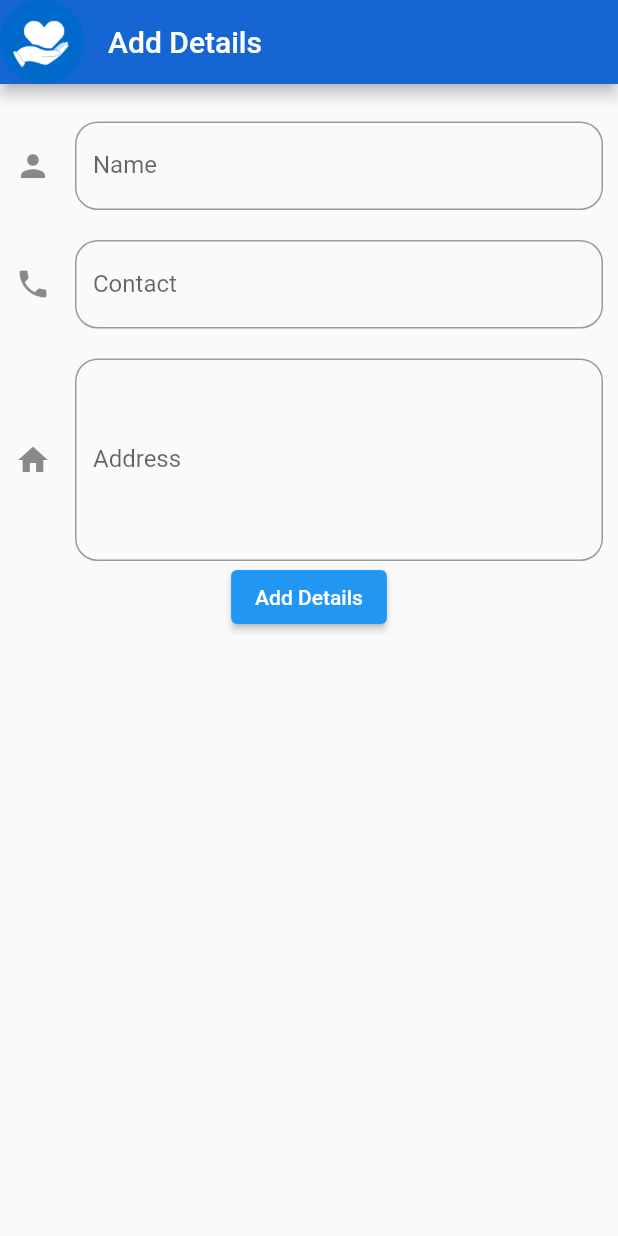
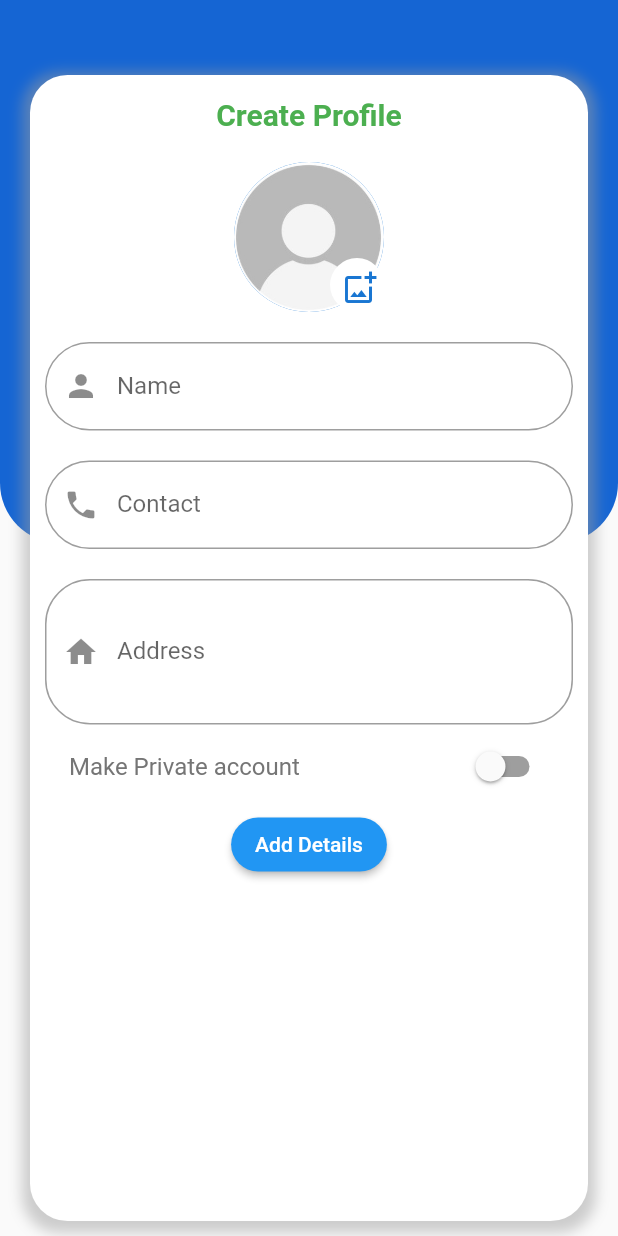
Before and after one commit to logesh-imf/Donate-Now_GoodsShare, a Flutter app: the AddUserDetails screen opened directly with empty values, on a phone screen of 412 x 824 dp. Run offline on Flutter 3.47's test engine with Material 2 defaults, Android fonts, the phone set to English and light mode, and no system bars; our stand-ins replace bubble_bottom_bar, cloud_firestore, firebase_auth, firebase_core, firebase_storage, font_awesome_flutter and 2 more; accounts and stored records are empty; network calls fail; statements that could not run were skipped.

Commit message:
Account created wirh profile image

```diff
--- a/donate_now/lib/AddUserDetails.dart
+++ b/donate_now/lib/AddUserDetails.dart
@@ -1,45 +1,122 @@
-import 'package:donate_now/firestore/User.dart';
+import 'dart:ui';
+import 'dart:io';
+import 'package:donate_now/firestore/NewUser.dart';
 import 'package:flutter/material.dart';
 import 'package:donate_now/Design.dart';
 import 'package:firebase_auth/firebase_auth.dart';
+import 'package:image_picker/image_picker.dart';
 
 class AddUserDetails extends StatefulWidget {
-  final Account acc;
-  const AddUserDetails({@required this.acc});
+  final NewUser newUser;
+  const AddUserDetails({@required this.newUser});
 
   @override
-  _AddUserDetailsState createState() => _AddUserDetailsState(acc);
+  _AddUserDetailsState createState() => _AddUserDetailsState(newUser);
 }
 
 class _AddUserDetailsState extends State<AddUserDetails> {
   String name, mobile, address;
+  bool isPrivate = false;
+  bool isLoading = false;
   final _formKey = GlobalKey<FormState>();
-  Account acc;
-  _AddUserDetailsState(this.acc);
+  File imageFile;
+  NewUser newUser;
+  _AddUserDetailsState(this.newUser);
 
   final user = FirebaseAuth.instance.currentUser;
+
+  final picker = ImagePicker();
+
+  Future pickImage() async {
+    final pickedFile = await picker.getImage(source: ImageSource.gallery);
+
+    setState(() {
+      imageFile = File(pickedFile.path);
+    });
+  }
+
+  void setLoad(bool val) {
+    setState(() {
+      isLoading = val;
+    });
+  }
 
   @override
   Widget build(BuildContext context) {
     return Scaffold(
-      appBar: AppBar(
-        backgroundColor: Design.backgroundColor,
-        title: Text('Add Details'),
-        leading: Image(
-          image: AssetImage('images/donate_logo.png'),
-          height: 10,
-          width: 10,
+      body: SingleChildScrollView(
+        child: Stack(children: [
+          Container(
+            width: MediaQuery.of(context).size.width,
+            height: MediaQuery.of(context).size.height / 2 - 50,
+            decoration: BoxDecoration(
+                borderRadius: BorderRadius.only(
+                    bottomLeft: Radius.circular(40),
+                    bottomRight: Radius.circular(40)),
+                color: Design.backgroundColor),
           ),
+          Container(
+            margin: EdgeInsets.only(left: 20, right: 20, top: 50),
+            // width: MediaQuery.of(context).size.width - 30,
+            height: MediaQuery.of(context).size.height - 60,
+            decoration: BoxDecoration(
+                borderRadius: BorderRadius.circular(25),
+                boxShadow: [
+                  BoxShadow(
+                    color: Colors.grey.withOpacity(0.5),
+                    spreadRadius: 5,
+                    blurRadius: 7,
+                    offset: Offset(0, 3),
                   ),
-      body: Form(
+                ],
+                color: Colors.white),
+            child: Form(
               key: _formKey,
               child: SingleChildScrollView(
                 child: Container(
-            padding: EdgeInsets.only(left: 10, right: 10, top: 25),
+                  padding: EdgeInsets.only(left: 10, right: 10, top: 15),
                   child: Column(
                     children: [
+                      Center(
+                        child: Text(
+                          'Create Profile',
+                          style: TextStyle(
+                              fontWeight: FontWeight.bold,
+                              fontSize: 20,
+                              color: Colors.green),
+                        ),
+                      ),
+                      SizedBox(
+                        height: 20,
+                      ),
+                      CircleAvatar(
+                        radius: 50,
+                        backgroundImage: (imageFile == null)
+                            ? AssetImage('images/avatar.jpg')
+                            : FileImage(imageFile),
+                        child: Stack(
+                          children: [
+                            Align(
+                              alignment: Alignment.bottomRight,
+                              child: CircleAvatar(
+                                radius: 18,
+                                backgroundColor: Colors.white,
+                                child: IconButton(
+                                  icon:
+                                      Icon(Icons.add_photo_alternate_outlined),
+                                  onPressed: pickImage,
+                                ),
+                              ),
+                            )
+                          ],
+                        ),
+                      ),
+                      SizedBox(
+                        height: 20,
+                      ),
                       TextFormField(
-                  decoration: DesignTextBox('Name', Icons.person),
+                        decoration: DesignTextBox(
+                            'Name', 'Enter your Name', Icons.person),
                         validator: (val) {
                           if (val.isEmpty) return "Name should not be empty";
                           return null;
@@ -52,10 +129,11 @@ class _AddUserDetailsState extends State<AddUserDetails> {
                         height: 20,
                       ),
                       TextFormField(
-                  decoration: DesignTextBox('Contact', Icons.phone),
+                        decoration: DesignTextBox('Contact',
+                            'Enter your Contact Number', Icons.phone),
                         validator: (val) {
                           if (val.isEmpty)
-                      return "Contach should not be empty";
+                            return "Contact should not be empty";
                           else if (val.length != 10)
                             return 'Contact length should be 10 digits';
                           return null;
@@ -69,8 +147,9 @@ class _AddUserDetailsState extends State<AddUserDetails> {
                       ),
                       TextFormField(
                         keyboardType: TextInputType.multiline,
-                  maxLines: 5,
-                  decoration: DesignTextBox('Address', Icons.home),
+                        maxLines: 3,
+                        decoration: DesignTextBox(
+                            'Address', 'Enter Your Address', Icons.home),
                         validator: (val) {
                           if (val.isEmpty) return "Address should not be empty";
                           return null;
@@ -79,13 +158,33 @@ class _AddUserDetailsState extends State<AddUserDetails> {
                           address = val;
                         },
                       ),
-                (acc.isLoading)
-                    ? CircularProgressIndicator
+                      SwitchListTile(
+                        activeColor: Colors.blue,
+                        inactiveTrackColor: Colors.grey,
+                        title: Text('Make Private account',
+                            style: TextStyle(color: Colors.grey[600])),
+                        value: isPrivate,
+                        onChanged: (val) {
+                          setState(() {
+                            isPrivate = val;
+                          });
+                        },
+                      ),
+                      (isLoading)
+                          ? CircularProgressIndicator()
                           : ElevatedButton(
+                              style: ButtonStyle(
+                                  shape: MaterialStateProperty.all(
+                                      RoundedRectangleBorder(
+                                borderRadius: BorderRadius.circular(20),
+                              ))),
                               onPressed: () async {
+                                setLoad(true);
                                 if (_formKey.currentState.validate()) {
                                   _formKey.currentState.save();
-                            await acc.update(name, user.email, mobile, address);
+                                  await newUser.update(imageFile, name,
+                                      user.email, mobile, address, isPrivate);
+                                  setLoad(false);
                                   Navigator.pop(context);
                                 }
                               },
@@ -95,14 +194,18 @@ class _AddUserDetailsState extends State<AddUserDetails> {
                 ),
               ),
             ),
+          ),
+        ]),
+      ),
     );
   }
 }
 
-InputDecoration DesignTextBox(String hint, IconData icon) {
+InputDecoration DesignTextBox(String label, String hint, IconData icon) {
   return InputDecoration(
-      icon: Icon(icon),
-      labelText: hint,
+      prefixIcon: Icon(icon),
+      hintText: hint,
+      labelText: label,
       fillColor: Design.backgroundColor,
-      border: OutlineInputBorder(borderRadius: BorderRadius.circular(15)));
+      border: OutlineInputBorder(borderRadius: BorderRadius.circular(30)));
 }
--- a/donate_now/lib/main.dart
+++ b/donate_now/lib/main.dart
@@ -7,7 +7,8 @@ import 'package:donate_now/login/google_sign_in.dart';
 import 'package:donate_now/login/login_home.dart';
 import 'package:donate_now/homepage.dart';
 import 'package:donate_now/login/email_pass_sign_in.dart';
-import 'package:donate_now/firestore/User.dart';
+import 'package:donate_now/firestore/NewUser.dart';
+import 'package:donate_now/class/user.dart';
 
 Future main() async {
   WidgetsFlutterBinding.ensureInitialized();
@@ -43,7 +44,8 @@ class Navigate extends StatelessWidget {
             create: (context) => GoogleSignInProvider()),
         ChangeNotifierProvider<AuthServices>(
             create: (context) => AuthServices()),
-        ChangeNotifierProvider<Account>(create: (create) => Account())
+        ChangeNotifierProvider<NewUser>(create: (context) => NewUser()),
+        ChangeNotifierProvider<CurrentUser>(create: (context) => CurrentUser())
       ],
       child: StreamBuilder(
         stream: FirebaseAuth.instance.authStateChanges(),
--- a/donate_now/pubspec.yaml
+++ b/donate_now/pubspec.yaml
@@ -28,8 +28,10 @@ dependencies:
   cupertino_icons: ^1.0.2
   firebase_auth: ^1.4.1
   firebase_core: ^1.3.0
+  firebase_storage: ^9.0.0
   font_awesome_flutter: ^9.1.0
   google_sign_in: ^5.0.4
+  image_picker: ^0.8.1+3
   provider: ^5.0.0
 
 dev_dependencies:
```
Also changed, not shown: donate_now/lib/class/user.dart (added, +38 -0 lines), donate_now/lib/firestore/NewUser.dart (added, +130 -0 lines), donate_now/lib/firestore/User.dart (deleted, +0 -70 lines), donate_now/lib/homepage.dart (+58 -29 lines), donate_now/images/avatar.jpg (added), donate_now/images/avatar.png (added), donate_now/pubspec.lock. Lines whose indentation alone changed are shown as unchanged.
